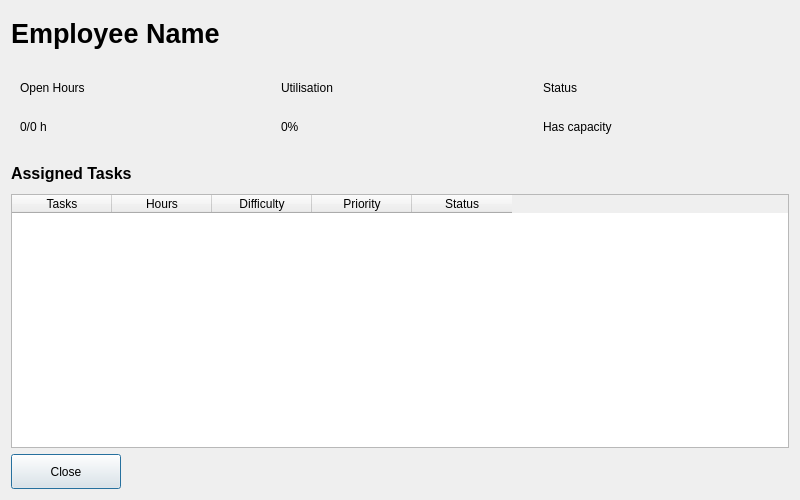
Above: task_table.ui from williamkruczek2-glitch/Team22-COB290-repo before the change. Below: the same form after it.
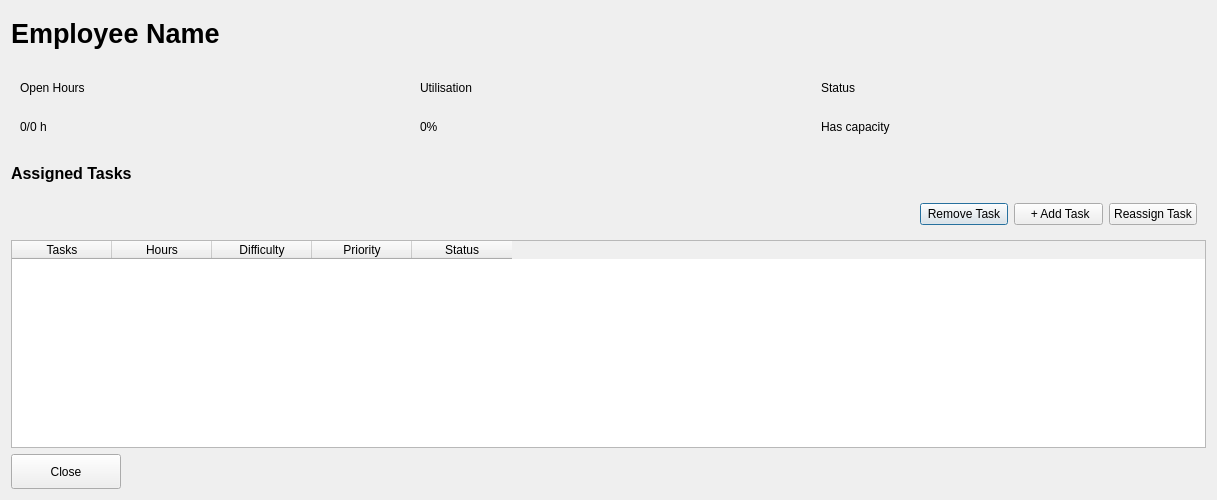
That is the form after the change.

```diff
--- a/task_table.ui
+++ b/task_table.ui
@@ -6,7 +6,7 @@
    <rect>
     <x>0</x>
     <y>0</y>
-    <width>800</width>
+    <width>1217</width>
     <height>500</height>
    </rect>
   </property>
@@ -185,6 +185,55 @@
      </property>
     </widget>
    </item>
+   <item>
+    <widget class="QWidget" name="widget" native="true">
+     <layout class="QHBoxLayout" name="horizontalLayout_5">
+      <item>
+       <spacer name="horizontalSpacer">
+        <property name="orientation">
+         <enum>Qt::Orientation::Horizontal</enum>
+        </property>
+        <property name="sizeType">
+         <enum>QSizePolicy::Policy::Fixed</enum>
+        </property>
+        <property name="sizeHint" stdset="0">
+         <size>
+          <width>900</width>
+          <height>10</height>
+         </size>
+        </property>
+       </spacer>
+      </item>
+      <item>
+       <widget class="QPushButton" name="removeTask">
+        <property name="text">
+         <string>Remove Task</string>
+        </property>
+       </widget>
+      </item>
+      <item>
+       <widget class="QPushButton" name="addTaskButton">
+        <property name="text">
+         <string> + Add Task</string>
+        </property>
+        <property name="iconSize">
+         <size>
+          <width>20</width>
+          <height>20</height>
+         </size>
+        </property>
+       </widget>
+      </item>
+      <item>
+       <widget class="QPushButton" name="ReassignTask">
+        <property name="text">
+         <string>Reassign Task</string>
+        </property>
+       </widget>
+      </item>
+     </layout>
+    </widget>
+   </item>
    <item>
     <widget class="QTableWidget" name="taskTable">
      <property name="alternatingRowColors">
@@ -193,6 +242,9 @@
      <property name="showGrid">
       <bool>false</bool>
      </property>
+     <attribute name="verticalHeaderVisible">
+      <bool>false</bool>
+     </attribute>
      <column>
       <property name="text">
        <string>Tasks</string>
```
Left out of the diff: 6 changed lines with no effect on the pictures.
